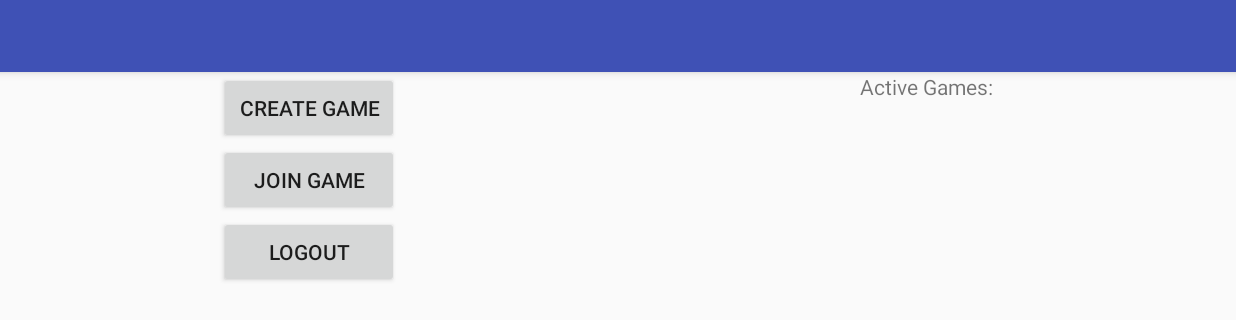
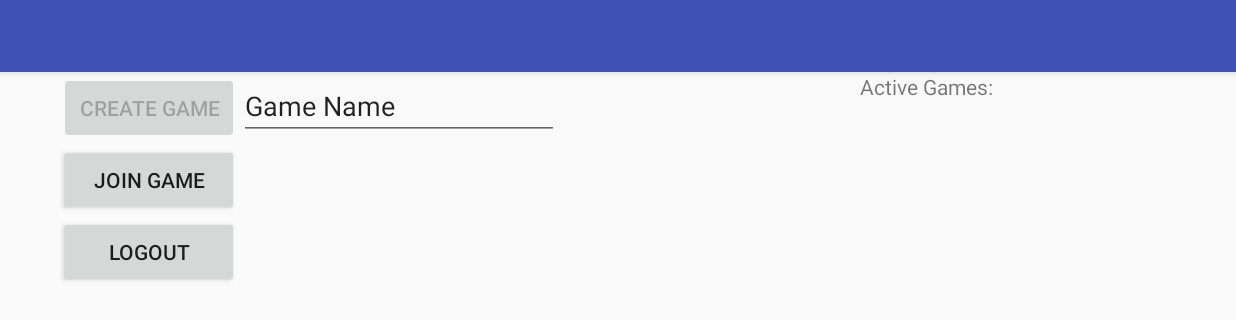
Before and after one commit to mitchell-foote/TicketToRide, an Android app: the fragment GamesListView placed in its activity, on a phone screen of 824 x 412 dp (held sideways). Shown: the top 320 px of the screen. Run offline under Robolectric (Android 15) with nearby library versions, the phone set to English and light mode, and no system bars.

Commit message:
create game button functionality. note: does not switch to the game lobby view.

```diff
--- a/app/src/main/java/com/example/fifteam/tickettoride/presenters/GamesListPresenter.java
+++ b/app/src/main/java/com/example/fifteam/tickettoride/presenters/GamesListPresenter.java
@@ -4,6 +4,7 @@ import com.example.fifteam.tickettoride.interfaces.Toaster;
 import com.example.fifteam.tickettoride.model.ClientFacade;
 import com.example.fifteam.tickettoride.views.GamesListView;
 import com.example.model.classes.login.BaseGameSummary;
+import com.example.model.enums.SharedColor;
 
 import java.util.List;
 import java.util.Observable;
@@ -32,6 +33,11 @@ public class GamesListPresenter implements Observer, Toaster{
         view.logoutViewChange();
     }
 
+    public void createGame(String name) {
+        //TODO: the player creating a game will always be green. how do we want to do this?
+        ClientFacade.getInstance().createGame(name, SharedColor.GREEN, this);
+    }
+
     @Override
     public void update(Observable o, Object arg) {
         view.updateList();
--- a/app/src/main/java/com/example/fifteam/tickettoride/views/GamesListView.java
+++ b/app/src/main/java/com/example/fifteam/tickettoride/views/GamesListView.java
@@ -3,11 +3,14 @@ package com.example.fifteam.tickettoride.views;
 import android.content.Context;
 import android.support.v4.app.Fragment;
 import android.os.Bundle;
+import android.text.Editable;
+import android.text.TextWatcher;
 import android.view.LayoutInflater;
 import android.view.View;
 import android.view.ViewGroup;
 import android.widget.BaseAdapter;
 import android.widget.Button;
+import android.widget.EditText;
 import android.widget.ListView;
 import android.widget.TextView;
 import android.widget.Toast;
@@ -26,6 +29,7 @@ public class GamesListView extends Fragment {
     Button logoutButton;
     ListView gamesList;
     GamesListPresenter presenter;
+    EditText gameNameEditText;
 
     @Override
     public void onCreate(Bundle savedInstanceState) {
@@ -38,11 +42,33 @@ public class GamesListView extends Fragment {
 
         View v = inflater.inflate(R.layout.view_games_list, container, false);
 
+        gameNameEditText = (EditText) v.findViewById(R.id.gameNameEditText);
+
         createGameButton = (Button) v.findViewById(R.id.createGameButton);
         createGameButton.setOnClickListener(new View.OnClickListener() {
             @Override
             public void onClick(View v) {
-                Toast.makeText(getContext(), "Create Game Fragment coming soon(tm)", Toast.LENGTH_SHORT).show();
+                String gameName = gameNameEditText.getText().toString();
+                presenter.createGame(gameName);
+            }
+        });
+        createGameButton.setEnabled(false);
+
+        gameNameEditText.addTextChangedListener(new TextWatcher() {
+            @Override
+            public void beforeTextChanged(CharSequence s, int start, int count, int after) {
+
+            }
+
+            @Override
+            public void onTextChanged(CharSequence s, int start, int before, int count) {
+
+            }
+
+            @Override
+            public void afterTextChanged(Editable s) {
+                String gameName = s.toString();
+                createGameButton.setEnabled(gameName.length() > 0);
             }
         });
 
--- a/app/src/main/res/layout/view_games_list.xml
+++ b/app/src/main/res/layout/view_games_list.xml
@@ -10,7 +10,7 @@
     android:weightSum="2"
     tools:context="com.example.fifteam.tickettoride.views.GamesListView">
 
-    <LinearLayout
+    <RelativeLayout
         android:layout_width="0dp"
         android:layout_height="wrap_content"
         android:orientation="vertical"
@@ -25,19 +25,30 @@
             android:layout_height="wrap_content"
             android:text="Create Game"/>
 
+        <EditText
+            android:id="@+id/gameNameEditText"
+            android:layout_width="wrap_content"
+            android:layout_height="wrap_content"
+            android:ems="10"
+            android:inputType="textPersonName"
+            android:layout_toEndOf="@id/createGameButton"
+            android:text="Game Name"/>
+
         <Button
             android:id="@+id/joinGameButton"
             android:layout_width="120dp"
             android:layout_height="wrap_content"
+            android:layout_below="@id/createGameButton"
             android:text="Join Game"/>
 
         <Button
             android:id="@+id/logoutButton"
             android:layout_width="120dp"
             android:layout_height="wrap_content"
+            android:layout_below="@id/joinGameButton"
             android:text="Logout"/>
 
-    </LinearLayout>
+    </RelativeLayout>
 
     <LinearLayout
         android:layout_width="0dp"
```
